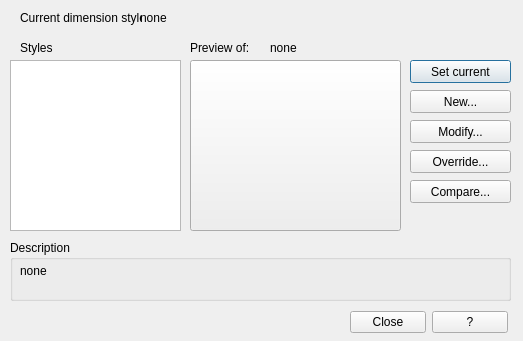
Above: qad_dimstyle.ui from geosim/QAD before the change. Below: the same form after it.
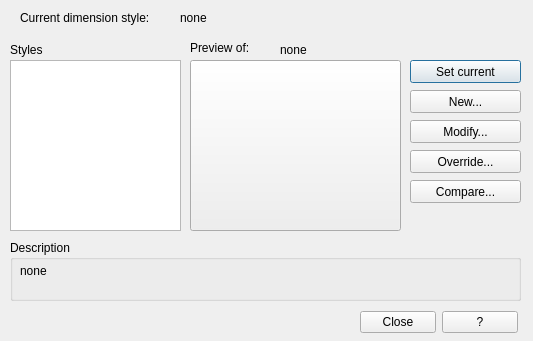
That is the form after the change.

Diff of the .ui file:
```diff
--- a/qad_dimstyle.ui
+++ b/qad_dimstyle.ui
@@ -9,10 +9,22 @@
    <rect>
     <x>0</x>
     <y>0</y>
-    <width>523</width>
+    <width>533</width>
     <height>341</height>
    </rect>
   </property>
+  <property name="minimumSize">
+   <size>
+    <width>533</width>
+    <height>341</height>
+   </size>
+  </property>
+  <property name="maximumSize">
+   <size>
+    <width>533</width>
+    <height>341</height>
+   </size>
+  </property>
   <property name="windowTitle">
    <string>QAD - Dimension style manager</string>
   </property>
@@ -21,7 +33,7 @@
     <rect>
      <x>20</x>
      <y>10</y>
-     <width>121</width>
+     <width>151</width>
      <height>16</height>
     </rect>
    </property>
@@ -32,9 +44,9 @@
   <widget class="QLabel" name="currentDimStyle">
    <property name="geometry">
     <rect>
-     <x>140</x>
+     <x>180</x>
      <y>10</y>
-     <width>331</width>
+     <width>341</width>
      <height>16</height>
     </rect>
    </property>
@@ -45,10 +57,10 @@
   <widget class="QLabel" name="label_2">
    <property name="geometry">
     <rect>
-     <x>20</x>
+     <x>10</x>
      <y>40</y>
-     <width>47</width>
-     <height>16</height>
+     <width>171</width>
+     <height>20</height>
     </rect>
    </property>
    <property name="text">
@@ -70,7 +82,7 @@
     <rect>
      <x>410</x>
      <y>60</y>
-     <width>101</width>
+     <width>111</width>
      <height>23</height>
     </rect>
    </property>
@@ -86,7 +98,7 @@
     <rect>
      <x>410</x>
      <y>90</y>
-     <width>101</width>
+     <width>111</width>
      <height>23</height>
     </rect>
    </property>
@@ -102,7 +114,7 @@
     <rect>
      <x>410</x>
      <y>120</y>
-     <width>101</width>
+     <width>111</width>
      <height>23</height>
     </rect>
    </property>
@@ -118,7 +130,7 @@
     <rect>
      <x>410</x>
      <y>150</y>
-     <width>101</width>
+     <width>111</width>
      <height>23</height>
     </rect>
    </property>
@@ -134,7 +146,7 @@
     <rect>
      <x>410</x>
      <y>180</y>
-     <width>101</width>
+     <width>111</width>
      <height>23</height>
     </rect>
    </property>
@@ -150,7 +162,7 @@
     <rect>
      <x>10</x>
      <y>240</y>
-     <width>501</width>
+     <width>511</width>
      <height>61</height>
     </rect>
    </property>
@@ -176,7 +188,7 @@
     <rect>
      <x>190</x>
      <y>40</y>
-     <width>71</width>
+     <width>81</width>
      <height>16</height>
     </rect>
    </property>
@@ -187,10 +199,10 @@
   <widget class="QLabel" name="selectedStyle">
    <property name="geometry">
     <rect>
-     <x>270</x>
+     <x>280</x>
      <y>40</y>
      <width>241</width>
-     <height>16</height>
+     <height>20</height>
     </rect>
    </property>
    <property name="text">
@@ -200,7 +212,7 @@
   <widget class="QWidget" name="layoutWidget">
    <property name="geometry">
     <rect>
-     <x>350</x>
+     <x>360</x>
      <y>310</y>
      <width>158</width>
      <height>25</height>
```
